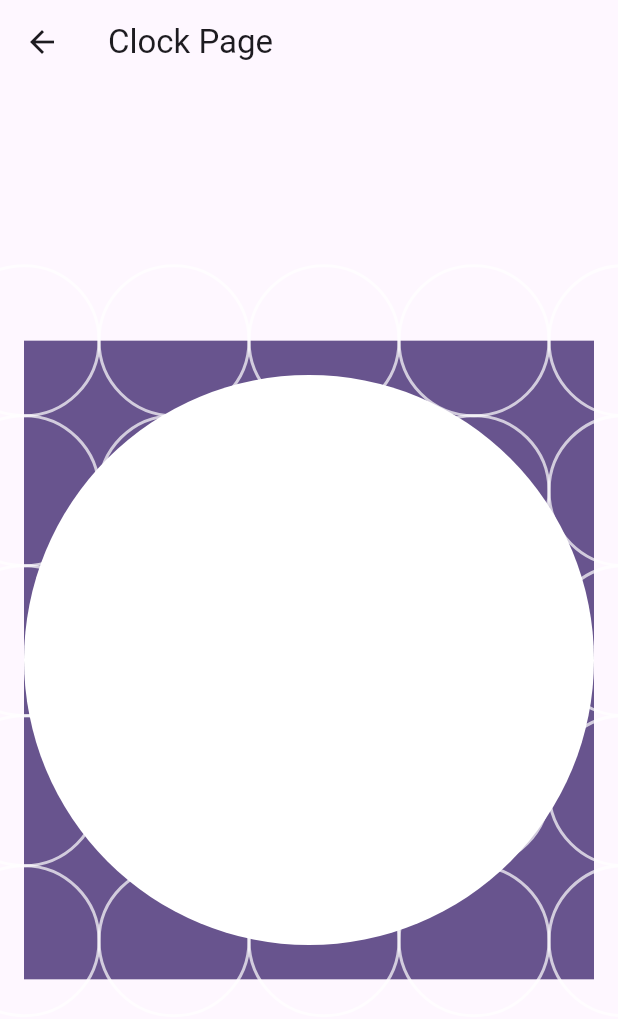
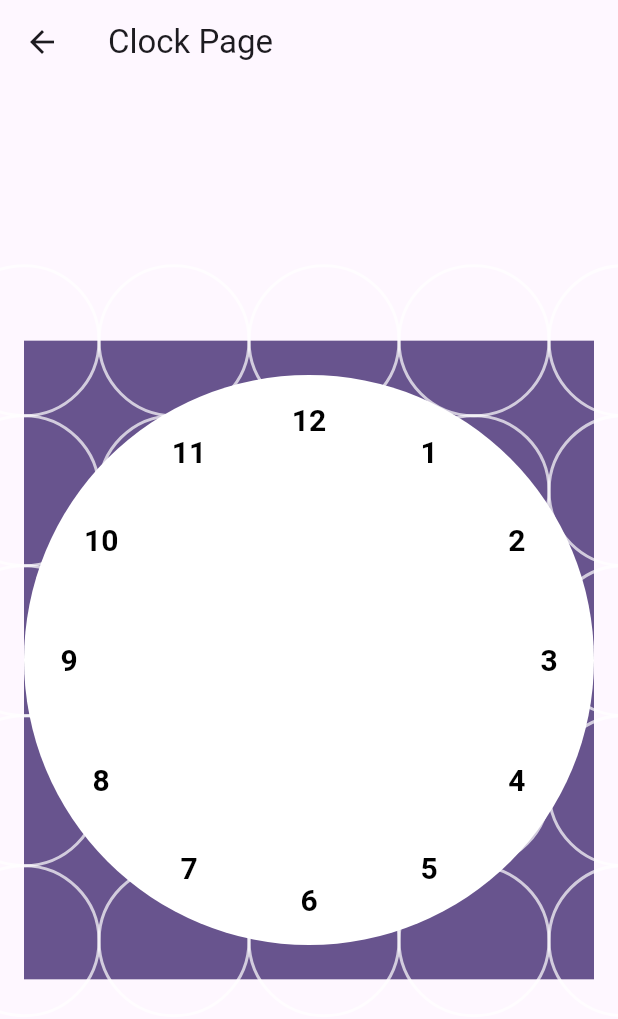
Before and after one commit to lyabs243/flutter-custom-painter, a Flutter app: the screen it shows after launch, after a tap on "Draw a clock", on a phone screen of 412 x 824 dp. Shown: the top 1019 px of the screen. Run offline on Flutter 3.47's test engine with Material 3 defaults, Android fonts, the light colour scheme and no system bars.

Commit message:
Draw the clock numbers

```diff
--- a/lib/clock_page.dart
+++ b/lib/clock_page.dart
@@ -1,3 +1,5 @@
+import 'dart:math';
+
 import 'package:flutter/material.dart';
 
 class ClockPage extends StatelessWidget {
@@ -93,6 +95,34 @@ class ClockPainter extends CustomPainter {
     Offset center = Offset(size.width / 2, size.height / 2);
     canvas.drawCircle(center, radius, paintClockCircle);
 
+    // draw the clock numbers
+    canvas.translate(size.width / 2, size.height / 2);
+
+    TextPainter textPainter = TextPainter(
+      textDirection: TextDirection.ltr,
+      textAlign: TextAlign.center,
+    );
+
+    for (int i = 1; i <= 12; i++) {
+
+      int index = (i + 3) % 12;
+      if (index == 0) index = 12;
+
+      textPainter.text = TextSpan(
+        text: '$index',
+        style: const TextStyle(
+          color: Colors.black,
+          fontSize: 20,
+          fontWeight: FontWeight.bold,
+        ),
+      );
+      textPainter.layout();
+      double angle = i * 30.0;
+      double x = cos(_getRadians(angle)) * (radius - 30) - textPainter.width / 2;
+      double y = sin(_getRadians(angle)) * (radius - 30) - textPainter.height / 2;
+      textPainter.paint(canvas, Offset(x, y));
+    }
+
   }
 
   @override
@@ -116,4 +146,8 @@ class ClockPainter extends CustomPainter {
 
   }
 
+  double _getRadians(double angle) {
+    return angle * pi / 180;
+  }
+
 }
```
